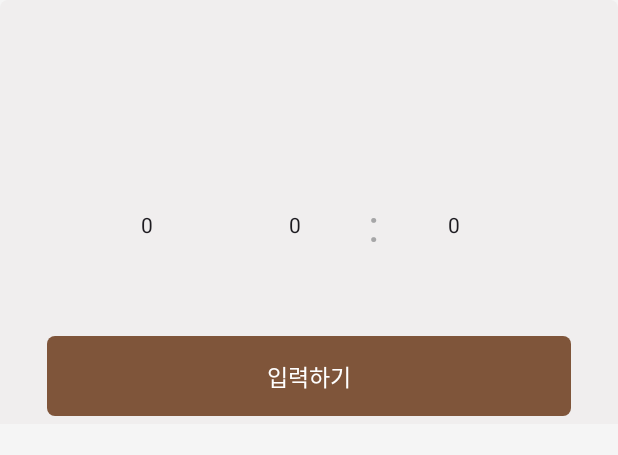
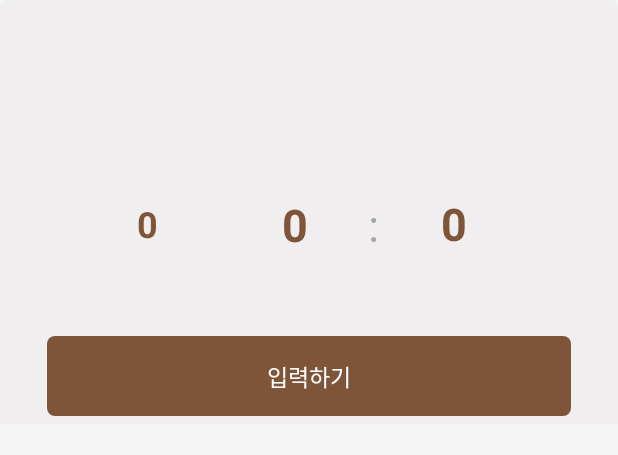
Before and after one commit to CAMPTHON-BAMSAMJO/camputhon-client, an Android app: the layout bottomsheet_select_time.xml on its own in the app's theme, with its tools: preview values and no code run, on a phone screen of 412 x 824 dp. Shown: the top 455 px of the screen. Run offline under Robolectric (Android 15) with nearby library versions, the phone set to English and light mode, and no system bars.

```diff
--- a/app/src/main/res/layout/bottomsheet_select_time.xml
+++ b/app/src/main/res/layout/bottomsheet_select_time.xml
@@ -26,21 +26,22 @@
 
             <NumberPicker
                 android:id="@+id/picker_time_ampm"
+                android:theme="@style/AppTheme.NumberPicker2"
                 android:layout_width="0dp"
                 android:layout_height="185dp"
-                style="@style/NumberPickerStyle"
-                android:selectionDividerHeight="0dp"
                 android:layout_marginStart="48dp"
                 android:layout_marginTop="58dp"
                 android:layout_marginBottom="39dp"
+                android:selectionDividerHeight="0dp"
+                app:layout_constraintBottom_toBottomOf="parent"
+                app:layout_constraintEnd_toStartOf="@id/picker_time_hour"
                 app:layout_constraintStart_toStartOf="parent"
-                app:layout_constraintEnd_toStartOf="@id/picker_time_hour"
                 app:layout_constraintTop_toTopOf="parent"
-                app:layout_constraintBottom_toBottomOf="parent"/>
+                app:layout_constraintVertical_bias="0.0" />
 
             <NumberPicker
                 android:id="@+id/picker_time_hour"
-                style="@style/NumberPickerStyle"
+                android:theme="@style/AppTheme.NumberPicker"
                 android:layout_width="97dp"
                 android:layout_height="190dp"
                 android:selectionDividerHeight="0dp"
@@ -65,7 +66,7 @@
                 android:id="@+id/picker_time_minute"
                 android:layout_width="0dp"
                 android:layout_height="185dp"
-                style="@style/NumberPickerStyle"
+                android:theme="@style/AppTheme.NumberPicker"
                 android:selectionDividerHeight="0dp"
                 android:layout_marginEnd="59dp"
                 app:layout_constraintStart_toEndOf="@id/picker_time_divider"
--- a/app/src/main/res/values/themes.xml
+++ b/app/src/main/res/values/themes.xml
@@ -30,10 +30,20 @@
 <!--        <item name="background">@android:color/transparent</item>-->
 <!--    </style>-->
 
-    <style name="NumberPickerStyle" parent="Base.Theme.Camputhon">
+    <style name="AppTheme.NumberPicker" parent="">
         <item name="colorControlNormal">@android:color/transparent</item>
-        <item name="android:textColorHighlight">@color/main_brown</item>
-        <item name="android:textColorPrimary">@color/gray4</item>
+        <item name="android:textColorHighlight">@color/gray4</item>
+        <item name="android:textColorPrimary">@color/main_brown</item>
+        <item name="android:textSize">30dp</item>
+        <item name="android:textStyle">bold</item>
+    </style>
+
+    <style name="AppTheme.NumberPicker2" parent="">
+        <item name="colorControlNormal">@android:color/transparent</item>
+        <item name="android:textColorHighlight">@color/gray4</item>
+        <item name="android:textColorPrimary">@color/main_brown</item>
+        <item name="android:textSize">24dp</item>
+        <item name="android:textStyle">bold</item>
     </style>
 
 </resources>
```
Also changed, not shown: app/src/main/java/com/dgu/camputhon/presentation/createshorts/CreateShortsFragment.kt (+19 -7 lines), app/src/main/java/com/dgu/camputhon/presentation/createshorts/CreateShortsViewModel.kt (+32 -0 lines), app/src/main/java/com/dgu/camputhon/presentation/createshorts/time/SelectTimeBottomSheet.kt (+5 -2 lines).
